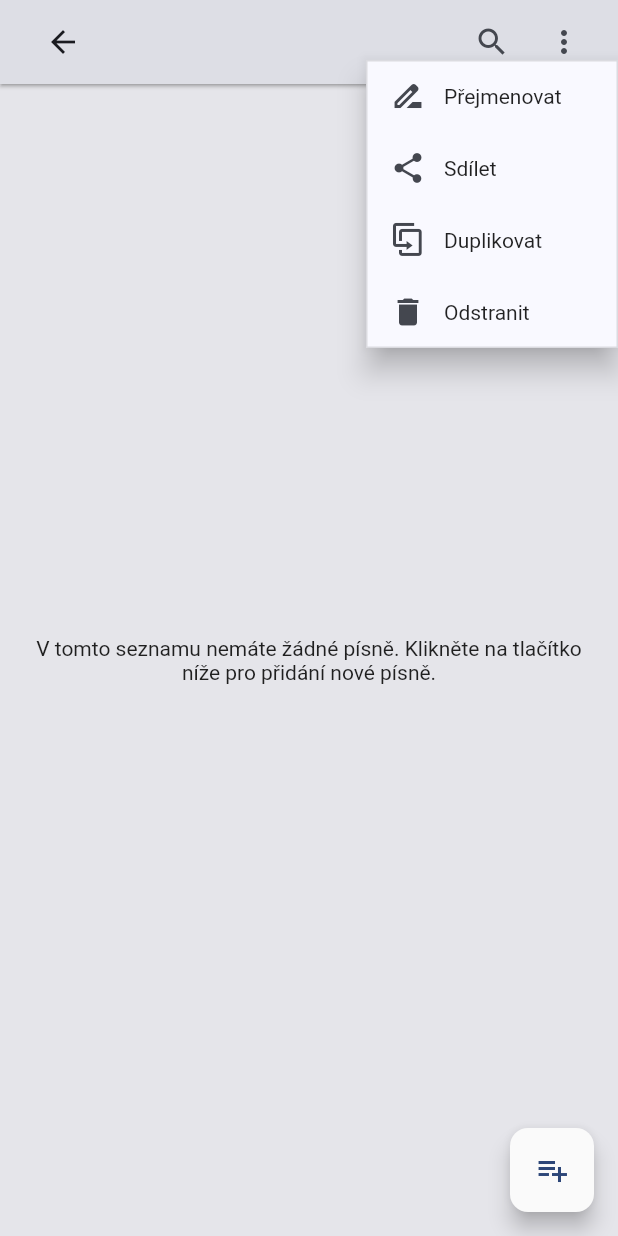
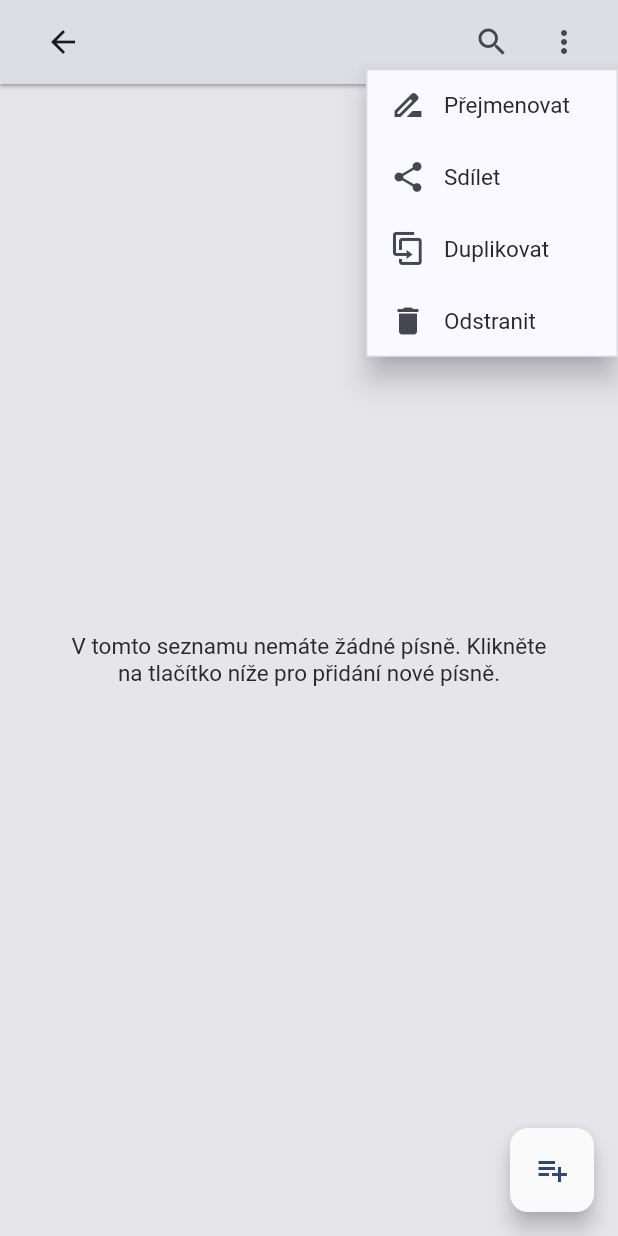
Before and after one commit to glowspace/proscholy-phone, a Flutter app: the PlaylistScreen screen opened directly with empty values, after a tap on the "more vert" icon, on a phone screen of 412 x 824 dp. Run offline on Flutter 3.47's test engine with Material 2 defaults, Android fonts, the phone set to English and light mode, and no system bars; drawn by our look-alikes of flutter_speed_dial; our stand-ins replace adaptive_dialog, auto_size_text, diacritic, dotted_border, flutter_svg, font_awesome_flutter and 14 more; missing offline and left inert: flutter_cached_pdfview, flutter_quill; accounts and stored records are empty; generated files the repository leaves out were written again; network calls fail; statements that could not run were skipped.

Commit message:
#56, #50 custom fonts, seach screen pop option

```diff
--- a/lib/components/home/news_section.dart
+++ b/lib/components/home/news_section.dart
@@ -35,7 +35,7 @@ class _NewsSectionState extends State<NewsSection> {
             children: [
               const Icon(Icons.info_outline, color: yellow),
               const SizedBox(width: kDefaultPadding),
-              Text('Novinky', style: textTheme.titleMedium),
+              Text('Novinky', style: textTheme.titleSmall),
             ],
           ),
           const SizedBox(height: kDefaultPadding),
--- a/lib/components/logo.dart
+++ b/lib/components/logo.dart
@@ -1,6 +1,7 @@
 import 'package:flutter/material.dart';
 import 'package:google_fonts/google_fonts.dart';
 import 'package:zpevnik/constants.dart';
+import 'package:zpevnik/theme.dart';
 import 'package:zpevnik/utils/extensions.dart';
 
 class Logo extends StatelessWidget {
@@ -10,7 +11,7 @@ class Logo extends StatelessWidget {
 
   @override
   Widget build(BuildContext context) {
-    final textColor = Theme.of(context).brightness.isLight ? const Color(0xff3d3636) : Colors.white;
+    final textColor = Theme.of(context).brightness.isLight ? lightTitleColor : darkTitleColor;
 
     return Row(
       mainAxisSize: MainAxisSize.min,
@@ -38,7 +39,7 @@ class GlowspaceLogo extends StatelessWidget {
 
   @override
   Widget build(BuildContext context) {
-    final textColor = Theme.of(context).brightness.isLight ? const Color(0xff3d3636) : Colors.white;
+    final textColor = Theme.of(context).brightness.isLight ? lightTitleColor : darkTitleColor;
     final text = showDescription ? 'Projekt komunity Glow Space' : 'Glow Space';
 
     return Row(
--- a/lib/components/playlist/playlist_button.dart
+++ b/lib/components/playlist/playlist_button.dart
@@ -17,8 +17,14 @@ enum PlaylistAction {
 class PlaylistButton extends StatelessWidget {
   final Playlist playlist;
   final bool isInAppBar;
+  final bool extendPadding;
 
-  const PlaylistButton({Key? key, required this.playlist, this.isInAppBar = false}) : super(key: key);
+  const PlaylistButton({
+    Key? key,
+    required this.playlist,
+    this.isInAppBar = false,
+    this.extendPadding = false,
+  }) : super(key: key);
 
   @override
   Widget build(BuildContext context) {
@@ -26,7 +32,9 @@ class PlaylistButton extends StatelessWidget {
       items: _buildPopupMenuItems(context),
       onSelected: _selectedAction,
       menuPosition: isInAppBar ? PopupMenuPosition.under : PopupMenuPosition.over,
-      padding: isInAppBar ? const EdgeInsets.only(left: kDefaultPadding, right: 2 * kDefaultPadding) : null,
+      padding: extendPadding
+          ? const EdgeInsets.fromLTRB(kDefaultPadding, kDefaultPadding / 2, 2 * kDefaultPadding, kDefaultPadding / 2)
+          : null,
     );
   }
 
--- a/lib/components/song_lyric/externals/seek_bar.dart
+++ b/lib/components/song_lyric/externals/seek_bar.dart
@@ -55,7 +55,7 @@ class SeekBarState extends State<SeekBar> {
         ),
         Container(
           padding: const EdgeInsets.symmetric(horizontal: kDefaultPadding),
-          child: Text(_remainingDuration, style: theme.textTheme.caption),
+          child: Text(_remainingDuration, style: theme.textTheme.bodySmall),
         ),
       ],
     );
--- a/lib/components/song_lyric/lyrics.dart
+++ b/lib/components/song_lyric/lyrics.dart
@@ -226,7 +226,7 @@ class _LyricsWidgetState extends State<LyricsWidget> {
     final fontSizeScale = context.select<SettingsProvider, double>((provider) => provider.fontSizeScale);
 
     final showChords = hasChords && widget.controller.showChords;
-    final textStyle = Theme.of(context).textTheme.caption?.copyWith(
+    final textStyle = Theme.of(context).textTheme.labelLarge?.copyWith(
           fontStyle: FontStyle.italic,
           height: showChords ? 2.5 : 1.5,
         );
@@ -287,7 +287,7 @@ class _LyricsWidgetState extends State<LyricsWidget> {
 
     return Text(
       widget.controller.songLyric.authorsText,
-      style: Theme.of(context).textTheme.caption,
+      style: Theme.of(context).textTheme.labelMedium,
       textScaleFactor: fontSizeScale,
     );
   }
--- a/lib/components/song_lyric/song_lyric_row.dart
+++ b/lib/components/song_lyric/song_lyric_row.dart
@@ -60,8 +60,8 @@ class SongLyricRow extends StatelessWidget {
                     if (!isReorderable) ..._buildIndicators(context),
                   ],
                 ),
-                if (songLyric.secondaryName1 != null) Text(songLyric.secondaryName1!, style: textTheme.caption),
-                if (songLyric.secondaryName2 != null) Text(songLyric.secondaryName2!, style: textTheme.caption),
+                if (songLyric.secondaryName1 != null) Text(songLyric.secondaryName1!, style: textTheme.bodySmall),
+                if (songLyric.secondaryName2 != null) Text(songLyric.secondaryName2!, style: textTheme.bodySmall),
               ],
             ),
           ),
--- a/lib/components/song_lyric/song_lyric_settings.dart
+++ b/lib/components/song_lyric/song_lyric_settings.dart
@@ -77,7 +77,7 @@ class _SongLyricSettingsWidget extends State<SongLyricSettingsWidget> {
           ),
           Highlightable(
             padding: const EdgeInsets.all(kDefaultPadding),
-            child: Text('Resetovat nastavení', style: theme.textTheme.caption),
+            child: Text('Resetovat nastavení', style: theme.textTheme.bodySmall),
             onTap: widget.controller.resetSettings,
           ),
         ],
--- a/lib/routes/arguments/search.dart
+++ b/lib/routes/arguments/search.dart
@@ -6,8 +6,6 @@ import 'package:zpevnik/models/tag.dart';
 class SearchScreenArguments {
   // indicates that selected song lyric should not be displayed but returned while poping to previous screen
   final bool shouldReturnSongLyric;
-
-  final bool showSearchTitle;
 
   // filter tag that should be applied initially, used when pushing "/search" from tag displayed in song lyric screen
   final Tag? initialTag;
@@ -18,7 +16,6 @@ class SearchScreenArguments {
 
   SearchScreenArguments({
     this.shouldReturnSongLyric = false,
-    this.showSearchTitle = false,
     this.initialTag,
     this.playlist,
     this.songbook,
--- a/lib/screens/playlist.dart
+++ b/lib/screens/playlist.dart
@@ -65,12 +65,12 @@ class PlaylistScreen extends StatelessWidget {
           Highlightable(
             onTap: () => Navigator.of(context).pushNamed(
               '/search',
-              arguments: SearchScreenArguments(showSearchTitle: true, playlist: playlist),
+              arguments: SearchScreenArguments(playlist: playlist),
             ),
             padding: const EdgeInsets.all(kDefaultPadding),
             child: const Icon(Icons.search),
           ),
-          if (!playlist.isFavorites) PlaylistButton(playlist: playlist, isInAppBar: true),
+          if (!playlist.isFavorites) PlaylistButton(playlist: playlist, isInAppBar: true, extendPadding: true),
         ],
       ),
       floatingActionButton: floatingActionButton,
--- a/lib/screens/songbook.dart
+++ b/lib/screens/songbook.dart
@@ -28,7 +28,7 @@ class SongbookScreen extends StatelessWidget {
           Highlightable(
             onTap: () => Navigator.of(context).pushNamed(
               '/search',
-              arguments: SearchScreenArguments(showSearchTitle: true, songbook: songbook),
+              arguments: SearchScreenArguments(songbook: songbook),
             ),
             padding: const EdgeInsets.all(kDefaultPadding),
             child: const Icon(Icons.search),
--- a/lib/screens/user.dart
+++ b/lib/screens/user.dart
@@ -59,7 +59,7 @@ class _UserScreenState extends State<UserScreen> {
                   _buildLinksSection(context),
                   Highlightable(
                     onTap: () => Navigator.of(context).pushNamed('/about'),
-                    child: Text('O projektu', style: textTheme.caption),
+                    child: Text('O projektu', style: textTheme.bodySmall),
                   ),
                   const SizedBox(height: kDefaultPadding),
                 ],
@@ -161,7 +161,7 @@ class _UserScreenState extends State<UserScreen> {
   //             padding: const EdgeInsets.symmetric(horizontal: kDefaultPadding / 2),
   //             child: Text(
   //               'Datum poslední aktualizace: ${settingsProvider.lastUpdate}',
-  //               style: AppTheme.of(context).captionTextStyle,
+  //               style: AppTheme.of(context).bodySmallTextStyle,
   //             ),
   //           ),
   //         ],
```
Also changed, not shown: lib/components/filters/filters_row.dart (+5 -2 lines), lib/components/playlist/playlist_row.dart (+8 -5 lines), lib/components/search_field.dart (+22 -4 lines), lib/main.dart (+3 -31 lines), lib/screens/search.dart (+6 -14 lines), lib/theme.dart (added, +69 -0 lines).
